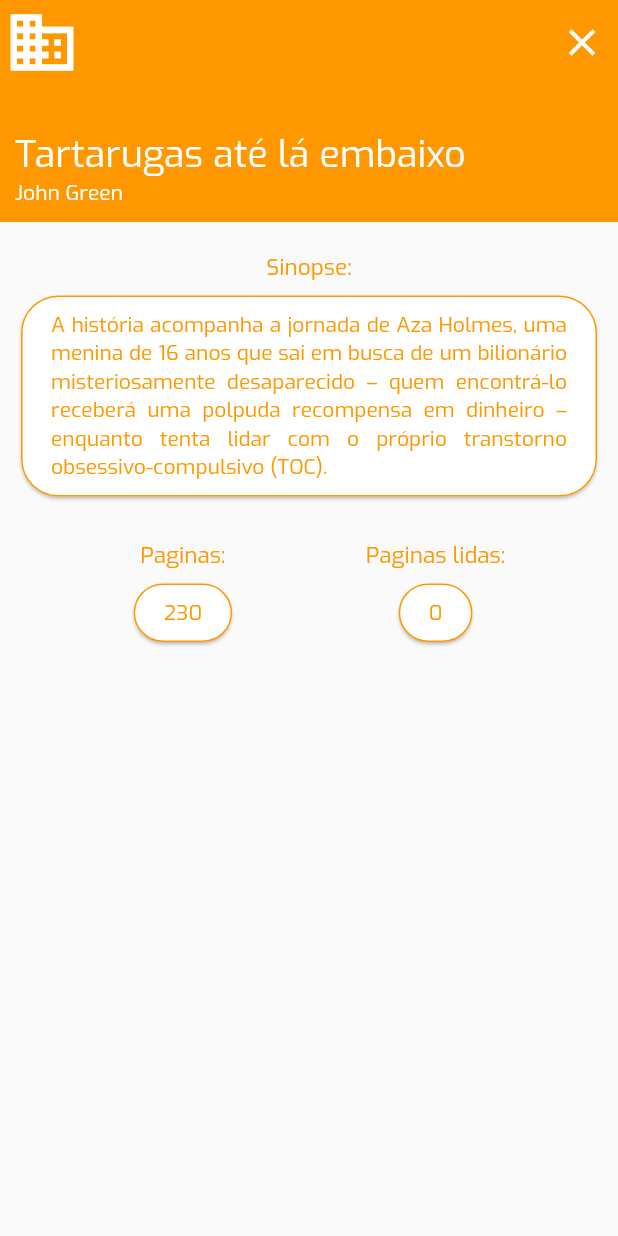
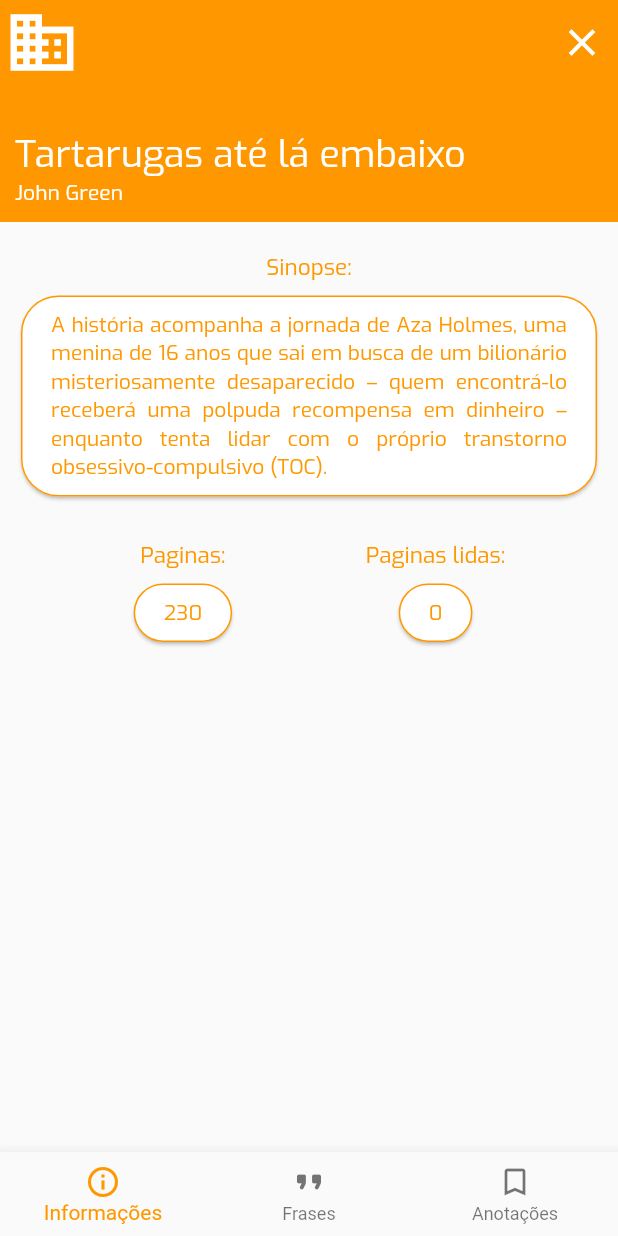
Before and after one commit to DosonsVitor/butterfly-project, a Flutter app: the ReadList screen opened by its route, after a tap on "Tartarugas até lá embaixo", on a phone screen of 412 x 824 dp. Run offline on Flutter 3.47's test engine with Material 2 defaults, Android fonts, the phone set to English and light mode, and no system bars.

```diff
--- a/lib/data/exemple_books.dart
+++ b/lib/data/exemple_books.dart
@@ -1,4 +1,6 @@
 import 'package:butterfly_project/domain/book.dart';
+import 'package:butterfly_project/domain/anotacao.dart';
+import 'package:butterfly_project/pages/book_details.dart';
 import 'package:butterfly_project/widget/book_card.dart';
 import 'package:flutter/material.dart';
 
@@ -13,7 +15,10 @@ List<BookCard> readList = [
           Cor02: Colors.orange,
           Paginas: 230,
           PaginasLidas: 0,
-          Icon: Icons.business)),
+          Icon: Icons.business,
+          Frases: [Anotacao(anotacao: "Alelele", pagina: 5), Anotacao(anotacao: "Alelele", pagina: 5), Anotacao(anotacao: "Alelele", pagina: 5)]
+      ),
+  ),
   BookCard(
       book: Book(
           Nome: "Harry Potter e o prisioneiro de Azkaban",
--- /dev/null
+++ b/lib/domain/anotacao.dart
@@ -0,0 +1,9 @@
+class Anotacao {
+  final String anotacao;
+  final int pagina;
+
+  Anotacao({
+    required this.anotacao,
+    required this.pagina
+  });
+}
--- a/lib/domain/book.dart
+++ b/lib/domain/book.dart
@@ -1,4 +1,6 @@
 import 'package:flutter/material.dart';
+
+import 'anotacao.dart';
 
 class Book {
   final String Nome;
@@ -10,6 +12,8 @@ class Book {
   final int PaginasLidas;
   final IconData Icon;
   final String Status;
+  final List<Anotacao> Frases;
+  final List<Anotacao> Anotacoes;
 
   Book({
     required this.Nome,
@@ -21,5 +25,7 @@ class Book {
     required this.PaginasLidas,
     required this.Icon,
     this.Status = "lista_leitura",
+    this.Frases = const [],
+    this.Anotacoes = const []
   });
 }
--- a/lib/pages/book_details.dart
+++ b/lib/pages/book_details.dart
@@ -16,8 +16,22 @@ class BookDetails extends StatefulWidget {
 }
 
 class _BookDetailsState extends State<BookDetails> {
+  int _selectedIndex = 0;
+
+  void _onItemTapped(int index) {
+    setState(() {
+      _selectedIndex = index;
+    });
+  }
+
   @override
   Widget build(BuildContext context) {
+    final List<Widget> _widgetOptions = <Widget>[
+      informacoes(widget),
+      frases(widget),
+      anotacoes(widget)
+    ];
+
     return Scaffold(
       appBar: AppBar(
         elevation: 0.0,
@@ -42,7 +56,35 @@ class _BookDetailsState extends State<BookDetails> {
           ),
         ),
       ),
-      body: Column(
+      body: Center(
+        child: _widgetOptions.elementAt(_selectedIndex),
+      ),
+      bottomNavigationBar: BottomNavigationBar(
+        items: const <BottomNavigationBarItem>[
+          BottomNavigationBarItem(
+            icon: Icon(Icons.info_outline),
+            label: 'Informações',
+          ),
+          BottomNavigationBarItem(
+            icon: Icon(Icons.format_quote_rounded),
+            label: 'Frases',
+          ),
+          BottomNavigationBarItem(
+            icon: Icon(Icons.bookmark_border_outlined),
+            label: 'Anotações',
+          ),
+        ],
+
+        currentIndex: _selectedIndex,
+        selectedItemColor: widget.book.Cor01,
+        onTap: _onItemTapped,
+      ),
+    );
+  }
+}
+
+informacoes(widget){
+  return Column(
     children: [
       Container(
           width: 500,
@@ -82,10 +124,22 @@ class _BookDetailsState extends State<BookDetails> {
         ],
       )
     ],
-      ),
   );
 }
+
+frases(widget){
+  return GridView.builder(
+    gridDelegate: SliverGridDelegateWithFixedCrossAxisCount(crossAxisCount: 2, childAspectRatio: 0.6),
+    shrinkWrap: true,
+    itemCount: widget.book.Frases.length,
+    itemBuilder: (BuildContext context, int index) { return quoteCard(widget.book.Frases[index].anotacao, widget.book.Frases[index].pagina, widget.book.Cor01); },
+  );
 }
+
+anotacoes(widget){
+  return Text("Anotações");
+}
+
 
 infoCard(label, info, cor) {
   return Column(
@@ -113,3 +167,21 @@ infoCard(label, info, cor) {
     ],
   );
 }
+
+quoteCard(anotacao, pagina, cor) {
+  return Padding(
+    padding: EdgeInsets.fromLTRB(10, 5, 10, 5),
+    child: Card(
+      shape: RoundedRectangleBorder(
+        side: BorderSide(color: cor),
+        borderRadius: BorderRadius.circular(25),
+      ),
+      child: Padding(
+          padding: EdgeInsets.fromLTRB(20, 10, 20, 10),
+          child: Column(
+            children: [
+              Text(anotacao, style: TextStyle(color: cor, fontFamily: 'Exo', fontSize: 15)),
+              Text(pagina.toString(), style: TextStyle(color: cor, fontFamily: 'Exo', fontSize: 15))]
+          )
+    ),));
+}
```
Lines whose indentation alone changed are shown as unchanged.
